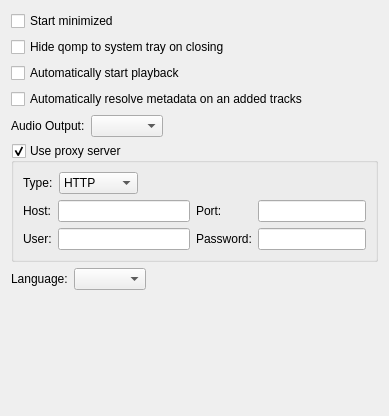
qomp/qomp, file src/options/qompoptionsmain.ui: the form before one commit.
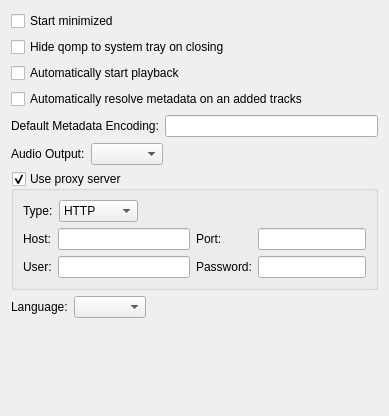
The form after the commit.

Commit message: add option for setting custom metadata encoding

Diff of the .ui file:
```diff
--- a/src/options/qompoptionsmain.ui
+++ b/src/options/qompoptionsmain.ui
@@ -48,6 +48,20 @@
      </property>
     </widget>
    </item>
+   <item>
+    <layout class="QHBoxLayout" name="horizontalLayout_5">
+     <item>
+      <widget class="QLabel" name="label_8">
+       <property name="text">
+        <string>Default Metadata Encoding:</string>
+       </property>
+      </widget>
+     </item>
+     <item>
+      <widget class="QLineEdit" name="le_encoding"/>
+     </item>
+    </layout>
+   </item>
    <item>
     <layout class="QHBoxLayout" name="horizontalLayout_3">
      <item>
```
The commit also changes 3 other files.
